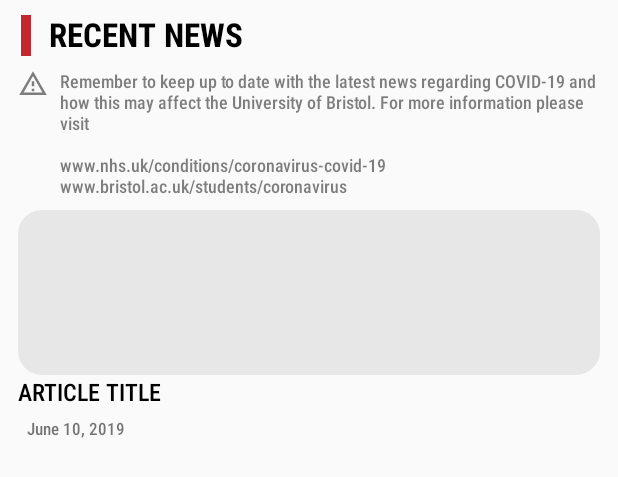
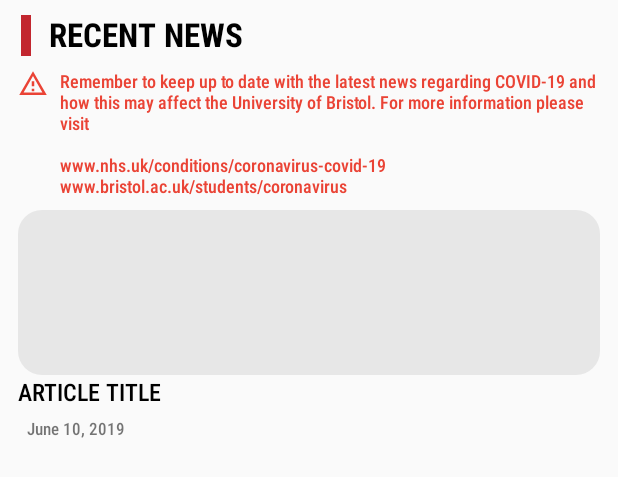
Before and after one commit to tomstark99/epigram, an Android app: the layout element_news_article_corona.xml on its own in the app's theme, with its tools: preview values and no code run, on a phone screen of 412 x 824 dp. Shown: the top 477 px of the screen. Run offline under Robolectric (Android 15) with nearby library versions, the phone set to English and light mode, and no system bars; network calls fail.

Commit message:
Fixed crashes

```diff
--- a/app/src/main/java/com/epigram/android/ui/MainActivity.kt
+++ b/app/src/main/java/com/epigram/android/ui/MainActivity.kt
@@ -35,7 +35,7 @@ class MainActivity : BaseActivity<MainActivityMvp.Presenter>(),
         val sectionsPagerAdapter = SectionsPagerAdapter(this, supportFragmentManager)
         val viewPager = findViewById<ViewPager>(R.id.view_pager)
         viewPager.adapter = sectionsPagerAdapter
-        //viewPager.offscreenPageLimit = 0
+        viewPager.offscreenPageLimit = 0
         val tabs = findViewById<TabLayout>(R.id.tabs)
         tabs.setupWithViewPager(viewPager)
         tabs.addOnTabSelectedListener(object : TabLayout.OnTabSelectedListener {
--- a/app/src/main/res/layout/element_news_article_corona.xml
+++ b/app/src/main/res/layout/element_news_article_corona.xml
@@ -48,13 +48,13 @@
         <ImageView
             android:layout_width="20dp"
             android:layout_height="20dp"
-            android:src="@drawable/ic_warning_amber_24px_outlined"/>
+            android:src="@drawable/ic_warning_amber_24px_outlined_red"/>
         <TextView
             android:layout_width="wrap_content"
             android:layout_height="wrap_content"
             android:layout_gravity="center_vertical"
             android:paddingStart="@dimen/tiny_padding"
-            android:textColor="@color/button_tint"
+            android:textColor="@color/google_red"
             android:textSize="12sp"
             android:text="@string/corona_warn"/>
     </LinearLayout>
--- a/app/src/main/res/values-night/colors.xml
+++ b/app/src/main/res/values-night/colors.xml
@@ -9,5 +9,6 @@
     <color name="red_to_white">#e1e1e1</color>
     <color name="red_to_dark">#555555</color>
 
+    <color name="google_red">#ee8879</color>
 
 </resources>
```
Also changed, not shown: app/src/main/java/com/epigram/android/ui/main/TabFragment.kt (+19 -9 lines).
